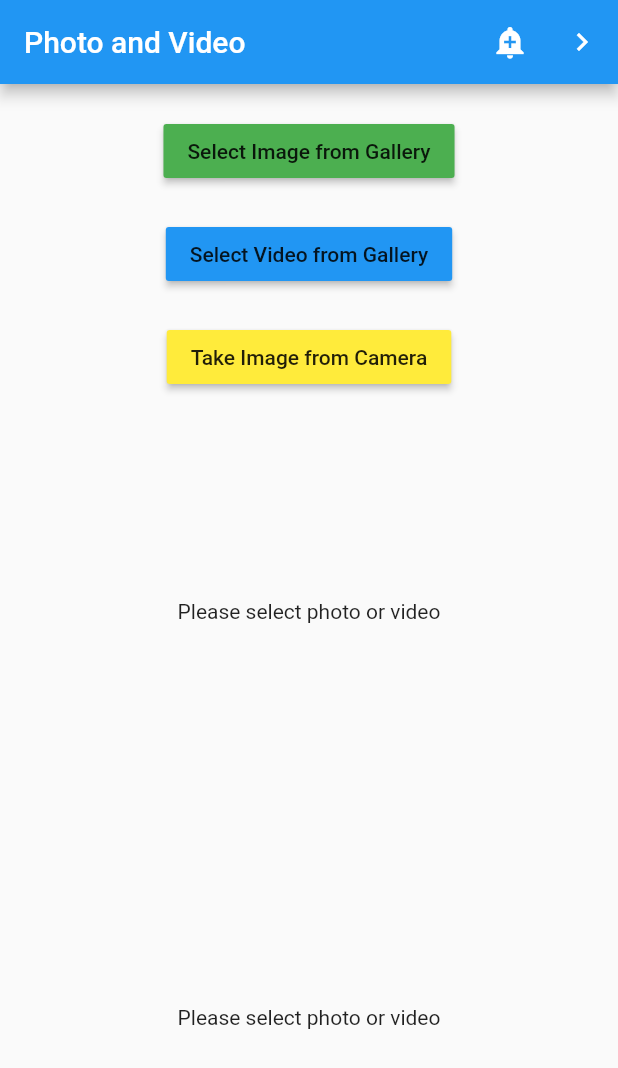
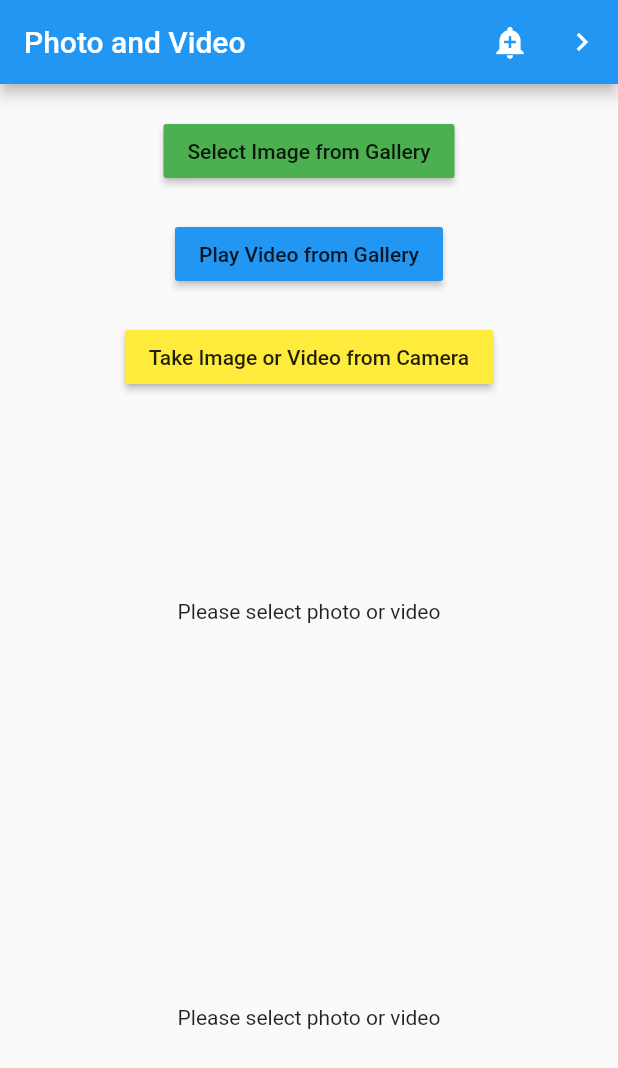
Before and after one commit to vasilevkin/flutter_photo_video_gallery, a Flutter app: the screen it shows after launch, on a phone screen of 412 x 824 dp. Shown: the top 1068 px of the screen. Run offline on Flutter 3.47's test engine with Material 2 defaults, Android fonts, the phone set to English and light mode, and no system bars; our stand-ins replace image_picker.

Commit message:
Update texts on main screen.

```diff
--- a/lib/main.dart
+++ b/lib/main.dart
@@ -111,12 +111,12 @@ class PhotoAndVideoState extends State<PhotoAndVideo> {
               ),
               MaterialButton(
                 color: Colors.blue,
-                child: Text('Select Video from Gallery'),
+                child: Text('Play Video from Gallery'),
                 onPressed: imageSelectorGalleryVideo,
               ),
               MaterialButton(
                 color: Colors.yellow,
-                child: Text('Take Image from Camera'),
+                child: Text('Take Image or Video from Camera'),
                 onPressed: imageSelectorCamera,
               ),
               showSelectedAsset(selectedGalleryAsset),
```
